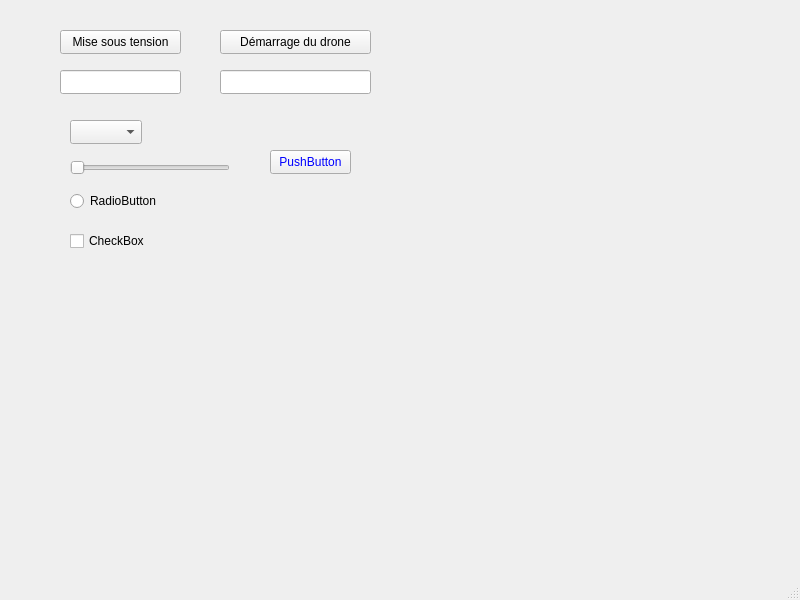
First picture: the form in mainwindow.ui, repository ThuyAnP/TP-QT-1, before the edit.
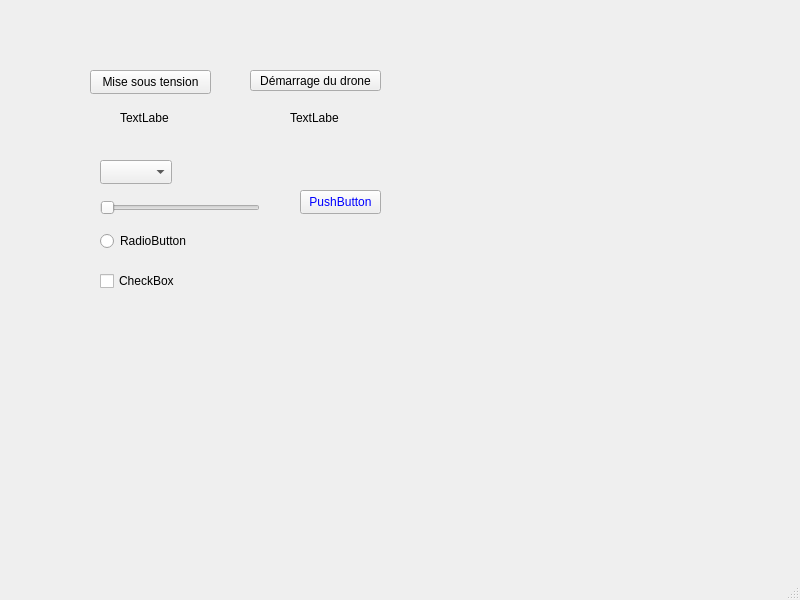
Second picture: the form after the edit.

Patch:
```diff
--- a/mainwindow.ui
+++ b/mainwindow.ui
@@ -17,8 +17,8 @@
    <widget class="QPushButton" name="pushButton">
     <property name="geometry">
      <rect>
-      <x>270</x>
-      <y>150</y>
+      <x>300</x>
+      <y>190</y>
       <width>81</width>
       <height>24</height>
      </rect>
@@ -33,8 +33,8 @@
    <widget class="QRadioButton" name="radioButton">
     <property name="geometry">
      <rect>
-      <x>70</x>
-      <y>190</y>
+      <x>100</x>
+      <y>230</y>
       <width>91</width>
       <height>22</height>
      </rect>
@@ -46,8 +46,8 @@
    <widget class="QSlider" name="horizontalSlider">
     <property name="geometry">
      <rect>
-      <x>70</x>
-      <y>160</y>
+      <x>100</x>
+      <y>200</y>
       <width>160</width>
       <height>16</height>
      </rect>
@@ -59,8 +59,8 @@
    <widget class="QCheckBox" name="checkBox">
     <property name="geometry">
      <rect>
-      <x>70</x>
-      <y>230</y>
+      <x>100</x>
+      <y>270</y>
       <width>78</width>
       <height>22</height>
      </rect>
@@ -69,24 +69,11 @@
      <string>CheckBox</string>
     </property>
    </widget>
-   <widget class="QLineEdit" name="EtatTension">
-    <property name="geometry">
-     <rect>
-      <x>60</x>
-      <y>70</y>
-      <width>121</width>
-      <height>24</height>
-     </rect>
-    </property>
-    <property name="readOnly">
-     <bool>true</bool>
-    </property>
-   </widget>
    <widget class="QComboBox" name="comboBox">
     <property name="geometry">
      <rect>
-      <x>70</x>
-      <y>120</y>
+      <x>100</x>
+      <y>160</y>
       <width>72</width>
       <height>24</height>
      </rect>
@@ -95,8 +82,8 @@
    <widget class="QPushButton" name="MiseSousTension">
     <property name="geometry">
      <rect>
-      <x>60</x>
-      <y>30</y>
+      <x>90</x>
+      <y>70</y>
       <width>121</width>
       <height>24</height>
      </rect>
@@ -108,27 +95,40 @@
    <widget class="QPushButton" name="DemarrageDrone">
     <property name="geometry">
      <rect>
-      <x>220</x>
-      <y>30</y>
-      <width>151</width>
-      <height>24</height>
+      <x>250</x>
+      <y>70</y>
+      <width>131</width>
+      <height>21</height>
      </rect>
     </property>
     <property name="text">
      <string>Démarrage du drone</string>
     </property>
    </widget>
-   <widget class="QLineEdit" name="EtatDemarrage">
+   <widget class="QLabel" name="EtatTension_2">
     <property name="geometry">
      <rect>
-      <x>220</x>
-      <y>70</y>
-      <width>151</width>
-      <height>24</height>
+      <x>120</x>
+      <y>110</y>
+      <width>49</width>
+      <height>16</height>
      </rect>
     </property>
-    <property name="readOnly">
-     <bool>true</bool>
+    <property name="text">
+     <string>TextLabel</string>
+    </property>
+   </widget>
+   <widget class="QLabel" name="EtatDemarrage_2">
+    <property name="geometry">
+     <rect>
+      <x>290</x>
+      <y>110</y>
+      <width>49</width>
+      <height>16</height>
+     </rect>
+    </property>
+    <property name="text">
+     <string>TextLabel</string>
     </property>
    </widget>
   </widget>
```
